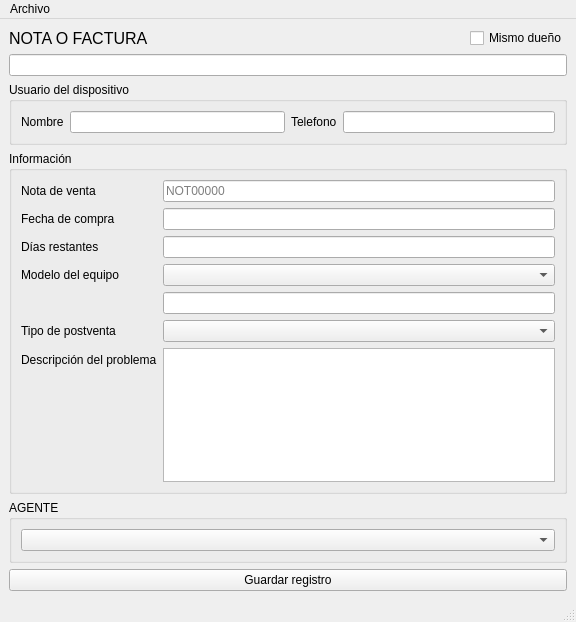
Above: ui/aftersalesui.ui from gabod22/Pixel-after-sell-reporter before the change. Below: the same form after it.
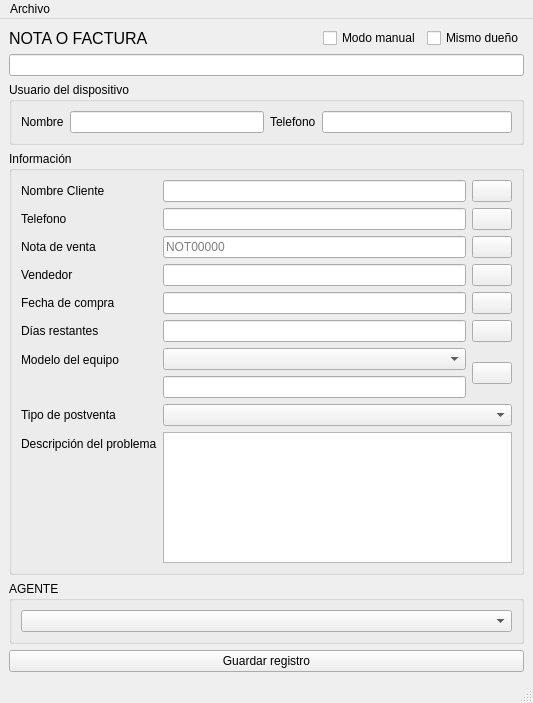
That is the form after the change. Icons and pictures are not drawn.

What changed in the file:
```diff
--- a/ui/aftersalesui.ui
+++ b/ui/aftersalesui.ui
@@ -6,15 +6,15 @@
    <rect>
     <x>0</x>
     <y>0</y>
-    <width>576</width>
-    <height>622</height>
+    <width>533</width>
+    <height>703</height>
    </rect>
   </property>
   <property name="windowTitle">
    <string>Registro de postventas</string>
   </property>
   <widget class="QWidget" name="centralwidget">
-   <layout class="QVBoxLayout" name="verticalLayout_2">
+   <layout class="QVBoxLayout" name="verticalLayout_4">
     <item>
      <layout class="QVBoxLayout" name="verticalLayout">
       <item>
@@ -44,6 +44,13 @@
           </property>
          </spacer>
         </item>
+        <item>
+         <widget class="QCheckBox" name="CheckManualMode">
+          <property name="text">
+           <string>Modo manual</string>
+          </property>
+         </widget>
+        </item>
         <item>
          <widget class="QCheckBox" name="CheckSameUser">
           <property name="text">
@@ -54,7 +61,7 @@
        </layout>
       </item>
       <item>
-       <widget class="QLineEdit" name="TxtClientName"/>
+       <widget class="QLineEdit" name="TxtSearch"/>
       </item>
      </layout>
     </item>
@@ -101,77 +108,209 @@
        <string>Información</string>
       </property>
       <layout class="QFormLayout" name="formLayout">
+       <item row="0" column="0">
+        <widget class="QLabel" name="label_12">
+         <property name="text">
+          <string>Nombre Cliente</string>
+         </property>
+        </widget>
+       </item>
+       <item row="0" column="1">
+        <layout class="QHBoxLayout" name="horizontalLayout_5">
+         <item>
+          <widget class="QLineEdit" name="TxtClientName"/>
+         </item>
+         <item>
+          <widget class="QPushButton" name="BtnCopyClientName">
+           <property name="text">
+            <string/>
+           </property>
+           <property name="icon">
+            <iconset theme="QIcon::ThemeIcon::EditCopy"/>
+           </property>
+          </widget>
+         </item>
+        </layout>
+       </item>
        <item row="1" column="0">
-        <widget class="QLabel" name="label">
+        <widget class="QLabel" name="label_11">
          <property name="text">
-          <string>Fecha de compra</string>
+          <string>Telefono</string>
          </property>
         </widget>
        </item>
        <item row="1" column="1">
-        <widget class="QLineEdit" name="TxtBuyDate">
-         <property name="placeholderText">
-          <string/>
+        <layout class="QHBoxLayout" name="horizontalLayout_6">
+         <item>
+          <widget class="QLineEdit" name="TxtClientPhone"/>
+         </item>
+         <item>
+          <widget class="QPushButton" name="BtnCopyClientPhone">
+           <property name="text">
+            <string/>
+           </property>
+           <property name="icon">
+            <iconset theme="QIcon::ThemeIcon::EditCopy"/>
+           </property>
+          </widget>
+         </item>
+        </layout>
+       </item>
+       <item row="2" column="0">
+        <widget class="QLabel" name="label_4">
+         <property name="text">
+          <string>Nota de venta</string>
          </property>
         </widget>
        </item>
+       <item row="2" column="1">
+        <layout class="QHBoxLayout" name="horizontalLayout_7">
+         <item>
+          <widget class="QLineEdit" name="TxtNot">
+           <property name="placeholderText">
+            <string>NOT00000</string>
+           </property>
+          </widget>
+         </item>
+         <item>
+          <widget class="QPushButton" name="BtnCopyNote">
+           <property name="text">
+            <string/>
+           </property>
+           <property name="icon">
+            <iconset theme="QIcon::ThemeIcon::EditCopy"/>
+           </property>
+          </widget>
+         </item>
+        </layout>
+       </item>
+       <item row="3" column="0">
+        <widget class="QLabel" name="label_6">
+         <property name="text">
+          <string>Vendedor</string>
+         </property>
+        </widget>
+       </item>
+       <item row="3" column="1">
+        <layout class="QHBoxLayout" name="horizontalLayout_8">
+         <item>
+          <widget class="QLineEdit" name="TxtSeller"/>
+         </item>
+         <item>
+          <widget class="QPushButton" name="BtnCopySeller">
+           <property name="text">
+            <string/>
+           </property>
+           <property name="icon">
+            <iconset theme="QIcon::ThemeIcon::EditCopy"/>
+           </property>
+          </widget>
+         </item>
+        </layout>
+       </item>
        <item row="4" column="0">
-        <widget class="QLabel" name="label_5">
+        <widget class="QLabel" name="label">
          <property name="text">
-          <string>Modelo del equipo</string>
+          <string>Fecha de compra</string>
          </property>
         </widget>
        </item>
        <item row="4" column="1">
-        <widget class="QComboBox" name="CbxModel"/>
+        <layout class="QHBoxLayout" name="horizontalLayout_9">
+         <item>
+          <widget class="QLineEdit" name="TxtBuyDate">
+           <property name="placeholderText">
+            <string/>
+           </property>
+          </widget>
+         </item>
+         <item>
+          <widget class="QPushButton" name="BtnCopyBuyDate">
+           <property name="text">
+            <string/>
+           </property>
+           <property name="icon">
+            <iconset theme="QIcon::ThemeIcon::EditCopy"/>
+           </property>
+          </widget>
+         </item>
+        </layout>
+       </item>
+       <item row="5" column="0">
+        <widget class="QLabel" name="label_2">
+         <property name="text">
+          <string>Días restantes </string>
+         </property>
+        </widget>
        </item>
        <item row="5" column="1">
-        <widget class="QLineEdit" name="TxtModel"/>
+        <layout class="QHBoxLayout" name="horizontalLayout_10">
+         <item>
+          <widget class="QLineEdit" name="TxtLeftDays"/>
+         </item>
+         <item>
+          <widget class="QPushButton" name="BtnCopyLeftDays">
+           <property name="text">
+            <string/>
+           </property>
+           <property name="icon">
+            <iconset theme="QIcon::ThemeIcon::EditCopy"/>
+           </property>
+          </widget>
+         </item>
+        </layout>
        </item>
        <item row="6" column="0">
+        <widget class="QLabel" name="label_5">
+         <property name="text">
+          <string>Modelo del equipo</string>
+         </property>
+        </widget>
+       </item>
+       <item row="6" column="1">
+        <layout class="QHBoxLayout" name="horizontalLayout_11">
+         <item>
+          <layout class="QVBoxLayout" name="verticalLayout_2">
+           <item>
+            <widget class="QComboBox" name="CbxModel"/>
+           </item>
+           <item>
+            <widget class="QLineEdit" name="TxtModel"/>
+           </item>
+          </layout>
+         </item>
+         <item>
+          <widget class="QPushButton" name="BtnCopyModel">
+           <property name="text">
+            <string/>
+           </property>
+           <property name="icon">
+            <iconset theme="QIcon::ThemeIcon::EditCopy"/>
+           </property>
+          </widget>
+         </item>
+        </layout>
+       </item>
+       <item row="7" column="0">
         <widget class="QLabel" name="label_7">
          <property name="text">
           <string>Tipo de postventa</string>
          </property>
         </widget>
        </item>
-       <item row="6" column="1">
+       <item row="7" column="1">
         <widget class="QComboBox" name="CbxType"/>
        </item>
-       <item row="7" column="0">
+       <item row="8" column="0">
         <widget class="QLabel" name="label_8">
          <property name="text">
           <string>Descripción del problema</string>
          </property>
         </widget>
        </item>
-       <item row="7" column="1">
+       <item row="8" column="1">
         <widget class="QPlainTextEdit" name="TxtProblem"/>
        </item>
-       <item row="2" column="0">
-        <widget class="QLabel" name="label_2">
-         <property name="text">
-          <string>Días restantes </string>
-         </property>
-        </widget>
-       </item>
-       <item row="2" column="1">
-        <widget class="QLineEdit" name="TxtLeftDays"/>
-       </item>
-       <item row="0" column="0">
-        <widget class="QLabel" name="label_4">
-         <property name="text">
-          <string>Nota de venta</string>
-         </property>
-        </widget>
-       </item>
-       <item row="0" column="1">
-        <widget class="QLineEdit" name="TxtNot">
-         <property name="placeholderText">
-          <string>NOT00000</string>
-         </property>
-        </widget>
-       </item>
       </layout>
      </widget>
     </item>
@@ -201,7 +340,7 @@
     <rect>
      <x>0</x>
      <y>0</y>
-     <width>576</width>
+     <width>533</width>
      <height>33</height>
     </rect>
    </property>
```
